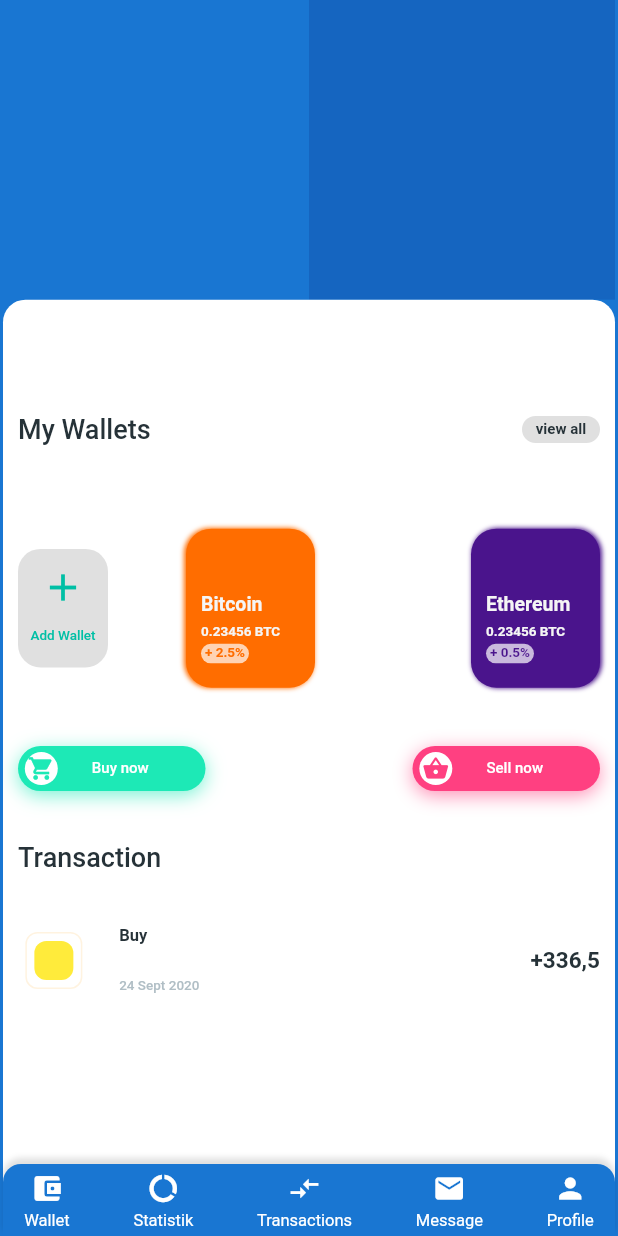
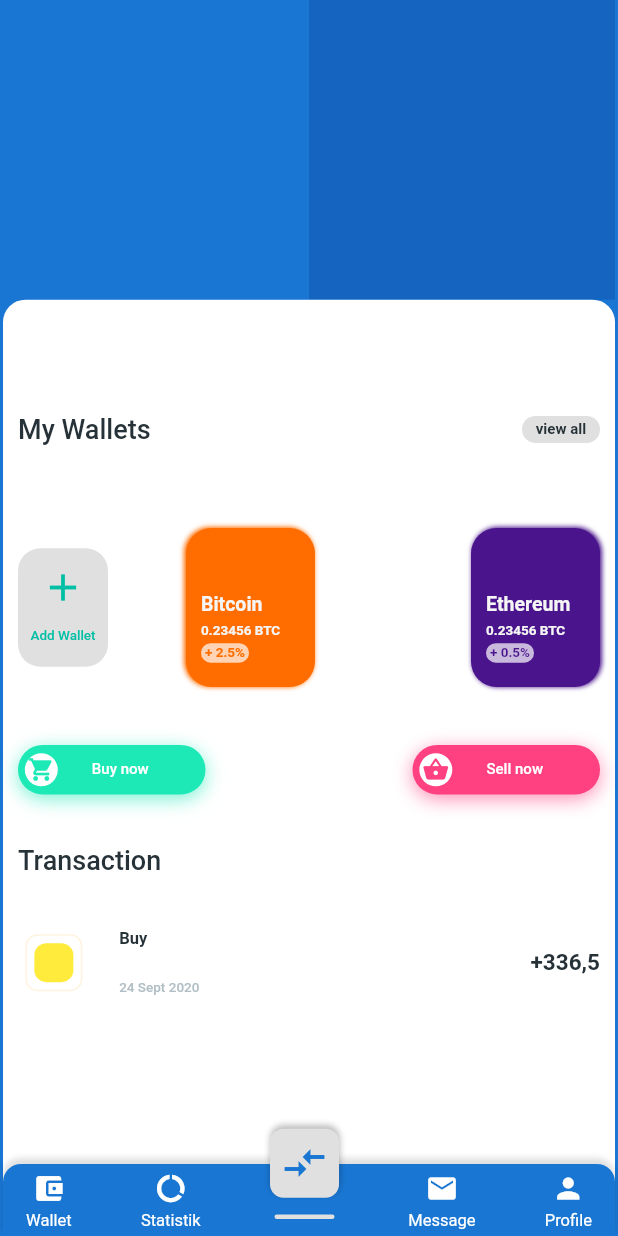
Before and after one commit to Jaumeavinyo/Flutter-Apps, a Flutter app: the screen it shows after launch, on a phone screen of 412 x 824 dp. Run offline on Flutter 3.47's test engine with Material 2 defaults, Android fonts, the phone set to English and light mode, and no system bars.

Commit message:
Selected Button

```diff
--- a/HELLO_FLATTER/lib/App.dart
+++ b/HELLO_FLATTER/lib/App.dart
@@ -35,14 +35,12 @@
                           flex: 5,
                           child: Container(
                             color: Colors.blue[700],
-                            // width: 170,
                           ),
                         ),
                         Expanded(
                           flex: 5,
                           child: Container(
                             color: Colors.blue[800],
-                            // width: 170,
                           ),
                         ),
                       ],
@@ -129,7 +127,25 @@
                   ),
                 ],
               ),
-              Stack(
+              WindowBar(),
+            ],
+          ),
+        ),
+      ),
+    );
+  }
+}
+
+//_____________________________________________________________________________
+
+class WindowBar extends StatelessWidget {
+  const WindowBar({
+    Key key,
+  }) : super(key: key);
+
+  @override
+  Widget build(BuildContext context) {
+    return Stack(
       children: [
         Align(
           alignment: Alignment.bottomCenter,
@@ -158,36 +174,36 @@
             BarButton(
               icon: Icons.account_balance_wallet,
               text: "Wallet",
+              selected: false,
             ),
             Spacer(flex: 3),
             BarButton(
               icon: Icons.data_usage,
               text: "Statistik",
+              selected: false,
             ),
             Spacer(flex: 3),
             BarButton(
               icon: Icons.compare_arrows,
               text: "Transactions",
+              selected: true,
             ),
             Spacer(flex: 3),
             BarButton(
               icon: Icons.mail,
               text: "Message",
+              selected: false,
             ),
             Spacer(flex: 3),
             BarButton(
               icon: Icons.person,
               text: "Profile",
+              selected: false,
             ),
             Spacer(),
           ],
         ),
       ],
-              ),
-            ],
-          ),
-        ),
-      ),
     );
   }
 }
@@ -197,14 +213,17 @@
 class BarButton extends StatelessWidget {
   final IconData icon;
   final String text;
+  final bool selected;
 
-  const BarButton({
+  BarButton({
     @required this.icon,
     @required this.text,
+    @required this.selected,
   });
 
   @override
   Widget build(BuildContext context) {
+    if (!selected)
       return Column(
         mainAxisAlignment: MainAxisAlignment.end,
         children: [
@@ -224,6 +243,47 @@
             ),
           ),
           Spacer(),
+        ],
+      );
+    else if (selected)
+      return Column(
+        mainAxisAlignment: MainAxisAlignment.end,
+        children: [
+          Spacer(flex: 200),
+          Container(
+            height: 46,
+            width: 46,
+            decoration: BoxDecoration(
+              color: Colors.grey[300],
+              borderRadius: BorderRadius.all(
+                Radius.circular(9),
+              ),
+              boxShadow: [
+                BoxShadow(
+                  color: Colors.black26,
+                  offset: Offset(0, -2),
+                  blurRadius: 3,
+                ),
+              ],
+            ),
+            child: Icon(
+              icon,
+              size: 32,
+              color: Colors.blue[700],
+            ),
+          ),
+          Spacer(flex: 3),
+          Container(
+            height: 3,
+            width: 40,
+            decoration: BoxDecoration(
+              color: Colors.grey[300],
+              borderRadius: BorderRadius.all(
+                Radius.circular(15),
+              ),
+            ),
+          ),
+          Spacer(flex: 3),
         ],
       );
   }
@@ -329,7 +389,7 @@
     Color shadowcolor = color.withAlpha(150);
 
     return Container(
-      height: 30,
+      height: 33,
       width: 125,
       decoration: BoxDecoration(
         color: color,
```
Lines whose indentation alone changed are shown as unchanged.
